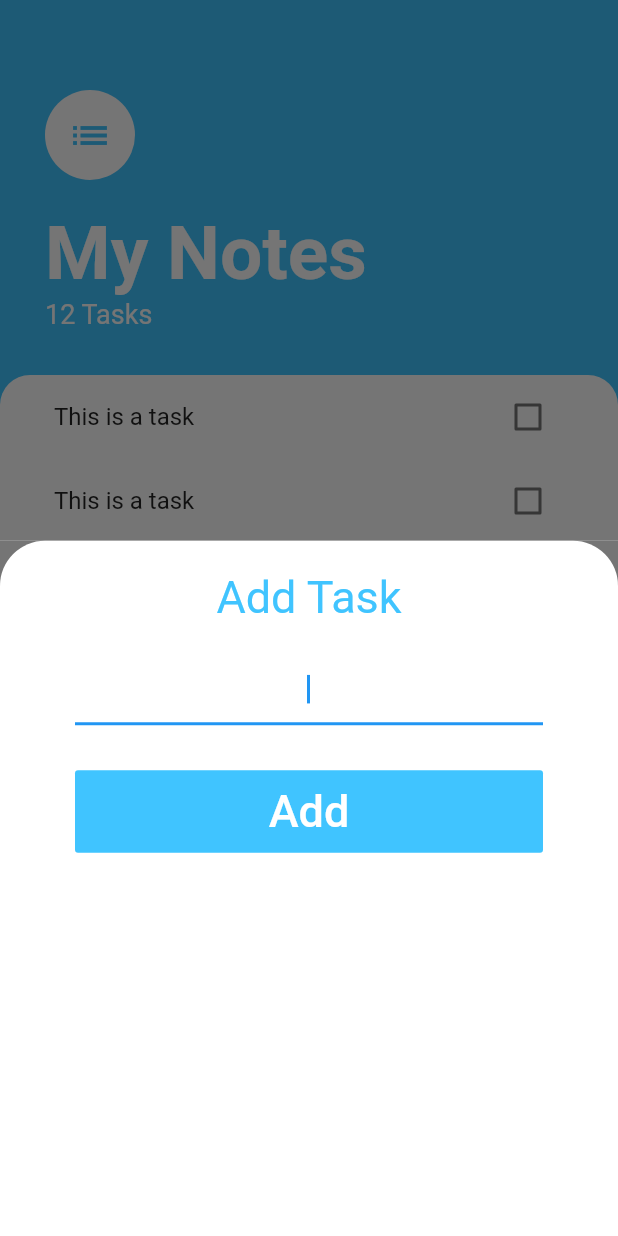
After one commit to ayan2809/My-Note-App, a Flutter app: the screen it shows after launch, after a tap on the "add" icon, on a phone screen of 412 x 824 dp. The commit adds this screen. Run offline on Flutter 3.47's test engine with Material 2 defaults, Android fonts, the phone set to English and light mode, and no system bars.

Commit message:
Interface Updated

```diff
--- /dev/null
+++ b/lib/screens/add_task_screen.dart
@@ -0,0 +1,56 @@
+import 'package:flutter/cupertino.dart';
+import 'package:flutter/material.dart';
+
+class AddTaskScreen extends StatelessWidget {
+  @override
+  Widget build(BuildContext context) {
+    return Container(
+      color: Color(0xff757575),
+      child: Container(
+        child: Column(
+          crossAxisAlignment: CrossAxisAlignment.stretch,
+          children: <Widget>[
+            Padding(
+              padding: const EdgeInsets.all(20.0),
+              child: Text(
+                'Add Task',
+                textAlign: TextAlign.center,
+                style: TextStyle(color: Colors.lightBlueAccent, fontSize: 30),
+              ),
+            ),
+            Padding(
+              padding: const EdgeInsets.only(left: 50, right: 50,bottom: 30.0),
+              child: TextField(
+                autofocus: true,
+                textAlign: TextAlign.center,
+              ),
+            ),
+            Padding(
+              padding: const EdgeInsets.only(left: 50, right: 50),
+              child: FlatButton(
+                child: Padding(
+                  padding: const EdgeInsets.all(10.0),
+                  child: Text(
+                    'Add',
+                    style: TextStyle(
+                      fontSize: 30,
+                      color: Colors.white,
+                    ),
+                  ),
+                ),
+                color: Colors.lightBlueAccent,
+                onPressed: () {},
+              ),
+            )
+          ],
+        ),
+        decoration: BoxDecoration(
+            color: Colors.white,
+            borderRadius: BorderRadius.only(
+              topLeft: Radius.circular(30),
+              topRight: Radius.circular(30),
+            )),
+      ),
+    );
+  }
+}
--- a/lib/screens/tasks_screen.dart
+++ b/lib/screens/tasks_screen.dart
@@ -1,12 +1,23 @@
+import 'package:my_note_app/screens/add_task_screen.dart';
 import 'package:flutter/material.dart';
+import 'package:my_note_app/widgets/task_list.dart';
 
 class TasksScreen extends StatelessWidget {
+
+  Widget buildBottomSheet (BuildContext context){
+    return AddTaskScreen();
+  }
+
+
+
   @override
   Widget build(BuildContext context) {
     return Scaffold(
       backgroundColor: Colors.lightBlueAccent,
       floatingActionButton: FloatingActionButton(
-        onPressed: null,
+        onPressed: (){
+          showModalBottomSheet(context: context, builder: buildBottomSheet);
+        },
         backgroundColor: Colors.lightBlueAccent,
         child: Icon(Icons.add),
       ),
@@ -14,7 +25,8 @@ class TasksScreen extends StatelessWidget {
           crossAxisAlignment: CrossAxisAlignment.start,
           children: <Widget>[
             Container(
-          padding: EdgeInsets.only(top: 60.0, left: 30, right: 30, bottom: 30),
+              padding:
+                  EdgeInsets.only(top: 60.0, left: 30, right: 30, bottom: 30),
               child: Column(
                 crossAxisAlignment: CrossAxisAlignment.start,
                 children: <Widget>[
@@ -50,11 +62,14 @@ class TasksScreen extends StatelessWidget {
             ),
             Expanded(
               child: Container(
+                padding: EdgeInsets.symmetric(horizontal: 20.0),
                 decoration: BoxDecoration(
                   color: Colors.white,
                   borderRadius: BorderRadius.only(
-                  topLeft: Radius.circular(20), topRight: Radius.circular(20)),
+                      topLeft: Radius.circular(20),
+                      topRight: Radius.circular(20)),
                 ),
+                child: TaskList(),
               ),
             )
           ]),
--- /dev/null
+++ b/lib/widgets/task_list.dart
@@ -0,0 +1,18 @@
+import 'package:flutter/material.dart';
+import 'package:my_note_app/widgets/task_tile.dart';
+
+class TaskList extends StatelessWidget {
+
+
+  @override
+  Widget build(BuildContext context) {
+    return ListView(
+      children: <Widget>[
+        TaskTile(),
+        TaskTile(),
+        TaskTile(),
+
+      ],
+    );
+  }
+}
--- /dev/null
+++ b/lib/widgets/task_tile.dart
@@ -0,0 +1,38 @@
+import 'package:flutter/material.dart';
+class TaskTile extends StatelessWidget {
+
+
+  @override
+  Widget build(BuildContext context) {
+    return ListTile(
+      title: Text(
+        'This is a task',
+      ),
+      trailing: TaskCheckbox(),
+    );
+  }
+}
+
+class TaskCheckbox extends StatefulWidget {
+  @override
+  _TaskCheckboxState createState() => _TaskCheckboxState();
+}
+
+class _TaskCheckboxState extends State<TaskCheckbox> {
+
+  bool isChecked =false;
+
+  @override
+  Widget build(BuildContext context) {
+    return Checkbox(
+      activeColor:Colors.lightBlueAccent,
+      value: isChecked,
+      onChanged: (newValue){
+        setState(() {
+          isChecked=newValue;
+        });
+
+      },
+    );
+  }
+}
```
Lines whose indentation alone changed are shown as unchanged.
